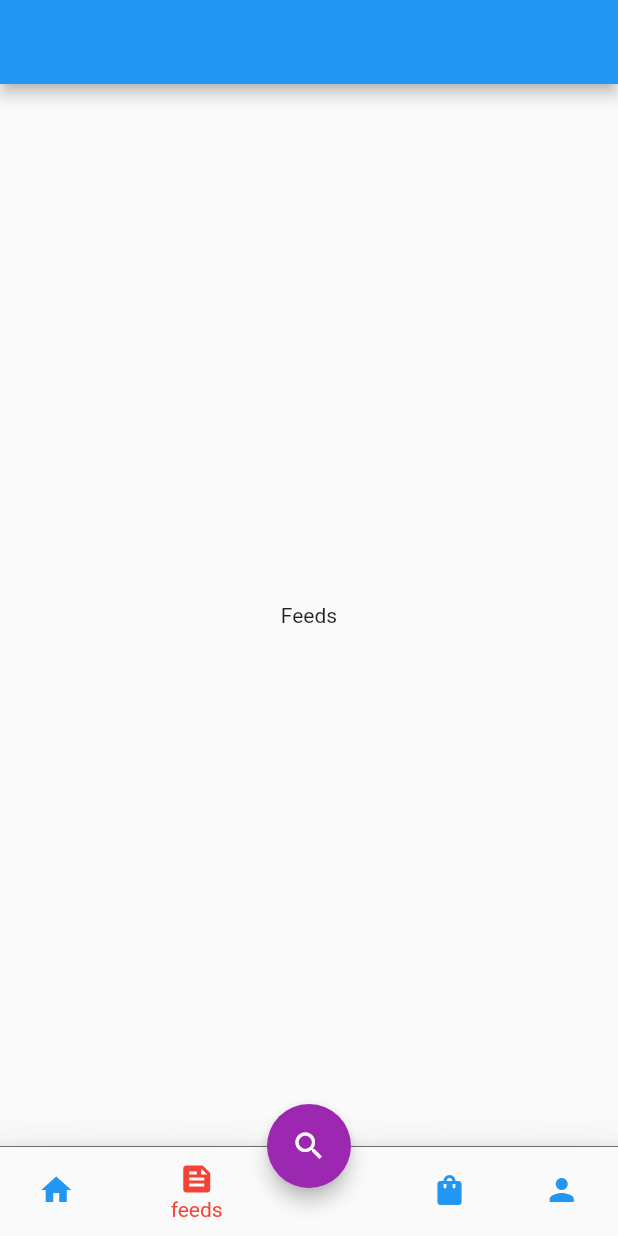
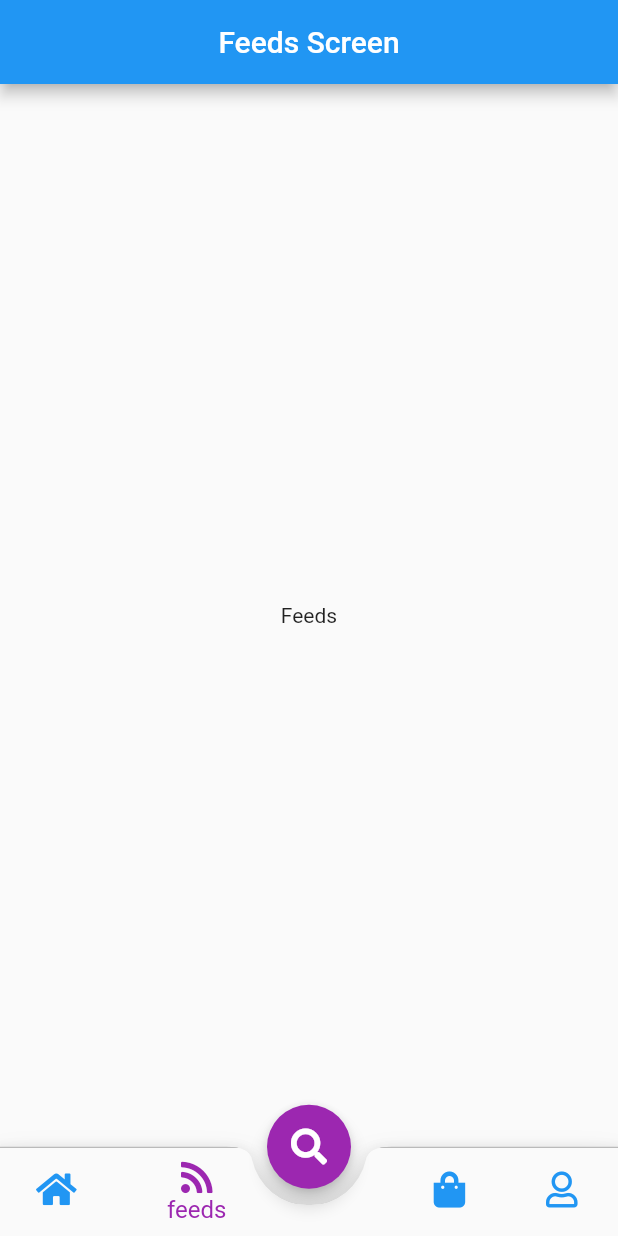
Before and after one commit to muhammadawaisyaseen/Shopping_App, a Flutter app: the screen it shows after launch, item 2 of the bottom bar chosen, on a phone screen of 412 x 824 dp. Run offline on Flutter 3.47's test engine with Material 2 defaults, Android fonts, the phone set to English and light mode, and no system bars; our stand-ins replace font_awesome_flutter; missing offline and left inert: list_tile_switch.

Commit message:
user-screen-start

```diff
--- /dev/null
+++ b/lib/consts/my_icons.dart
@@ -0,0 +1,11 @@
+import 'package:flutter/material.dart';
+//import 'package:flutter_icons/flutter_icons.dart';
+import 'package:font_awesome_flutter/font_awesome_flutter.dart';
+
+class MyAppIcons {
+  static IconData home = FontAwesomeIcons.home;
+  static IconData rss = FontAwesomeIcons.rss;
+  static IconData search = FontAwesomeIcons.search;
+  static IconData user = FontAwesomeIcons.user;
+  static IconData cart = FontAwesomeIcons.shoppingBag;
+}
--- a/lib/main.dart
+++ b/lib/main.dart
@@ -1,7 +1,5 @@
 import 'package:flutter/material.dart';
 import 'package:shopping_app/screens/bottom_bar.dart';
-import 'package:shopping_app/screens/cart.dart';
-import 'package:shopping_app/screens/feeds.dart';
 
 void main() {
   runApp(const MyApp());
@@ -14,6 +12,7 @@ class MyApp extends StatelessWidget {
   @override
   Widget build(BuildContext context) {
     return MaterialApp(
+      debugShowCheckedModeBanner: false,
       title: 'Flutter Demo',
       theme: ThemeData(
         primarySwatch: Colors.blue,
--- a/lib/screens/bottom_bar.dart
+++ b/lib/screens/bottom_bar.dart
@@ -1,9 +1,11 @@
 import 'package:flutter/material.dart';
+import 'package:font_awesome_flutter/font_awesome_flutter.dart';
+import 'package:shopping_app/consts/my_icons.dart';
 import 'package:shopping_app/screens/cart.dart';
 import 'package:shopping_app/screens/feeds.dart';
 import 'package:shopping_app/screens/home.dart';
 import 'package:shopping_app/screens/search.dart';
-import 'package:shopping_app/screens/user.dart';
+import 'package:shopping_app/screens/user_info.dart';
 
 class BottomBarScreen extends StatefulWidget {
   const BottomBarScreen({Key? key}) : super(key: key);
@@ -13,7 +15,7 @@ class BottomBarScreen extends StatefulWidget {
 }
 
 class _BottomBarScreenState extends State<BottomBarScreen> {
-  //We can do the same as with List but he is using Map
+  //We can do the same as with List but we can use Map and then use var
 
   // List _pages = [
   //   HomeScreen(),
@@ -23,35 +25,20 @@ class _BottomBarScreenState extends State<BottomBarScreen> {
   //   UserScreen()
   // ];
 
-  List<Map<String, Widget>>? _pages;
+  var _pages;
   @override
   void initState() {
     super.initState();
      _pages = [
-      {
-        'page': HomeScreen(),
-        //'title':'Home Screen'
-      },
-      {
-        'page': FeedsScreen(),
-        //'title':'Feeds Screen'
-      },
-      {
-        'page': SearchScreen(),
-        //'title':'Search Screen'
-      },
-      {
-        'page': CartScreen(),
-        //'title':'Cart Screen'
-      },
-      {
-        'page': UserScreen(),
-        //'title':'User Screen'
-      },
+      {'page':  HomeScreen(), 'title': 'Home Screen'},
+      {'page':  FeedsScreen(), 'title': 'Feeds Screen'},
+      {'page':  SearchScreen(), 'title': 'Search Screen'},
+      {'page':  CartScreen(), 'title': 'Cart Screen'},
+      {'page':  UserScreen(), 'title': 'User Screen'},
     ];
   }
 
-  int _selectedindex = 0;
+  int _selectedindex = 4;
   void selectedpage(int index) {
     setState(() {
       _selectedindex = index;
@@ -62,61 +49,71 @@ class _BottomBarScreenState extends State<BottomBarScreen> {
   Widget build(BuildContext context) {
     return Scaffold(
       appBar: AppBar(
-
-          // title: _pages[_selectedindex]['title'],
+        title: Center(child: Text(_pages[_selectedindex]['title'])),
       ),
       body: _pages![_selectedindex]['page'],
       bottomNavigationBar: BottomAppBar(
-        elevation: 20,
+        notchMargin: 3,
+        clipBehavior: Clip.antiAlias,
         shape: const CircularNotchedRectangle(),
         child: Container(
-          height: 60,
           decoration:
-              BoxDecoration(border: Border(top: BorderSide(width: 0.5))),
+              const BoxDecoration(border: Border(top: BorderSide(width: 0.5))),
           child: BottomNavigationBar(
             onTap: selectedpage,
             backgroundColor: Theme.of(context).primaryColor,
             unselectedItemColor: Theme.of(context).textSelectionColor,
-            selectedItemColor: Colors.red,
+            selectedItemColor: Colors.purple,
             currentIndex: _selectedindex,
-            items: const [
+            //selectedFontSize: 16,
+            selectedLabelStyle: const TextStyle(fontSize: 16),
+            items: [
               BottomNavigationBarItem(
-                  icon: Icon(Icons.home), tooltip: "home", label: "home"),
+                  icon: FaIcon(MyAppIcons.home),
+                  tooltip: "home",
+                  label: "home"),
               //............................
               BottomNavigationBarItem(
-                  icon: Icon(Icons.feed), tooltip: "feeds", label: "feeds"),
+                  icon: FaIcon(MyAppIcons.rss),
+                  tooltip: "feeds",
+                  label: "feeds"),
               //............................
               BottomNavigationBarItem(
-                  icon: Icon(
-                    Icons.search,
+                  icon: FaIcon(
+                    MyAppIcons.search,
                     color: Colors.transparent,
                   ),
                   tooltip: "search",
                   label: "search"),
               //............................
               BottomNavigationBarItem(
-                  icon: Icon(Icons.shopping_bag),
+                  icon: FaIcon(MyAppIcons.cart),
                   tooltip: "shoping bags",
-                  label: "shoping bags"),
+                  label: "cart"),
               //............................
               BottomNavigationBarItem(
-                  icon: Icon(Icons.person), tooltip: "user", label: "user"),
+                  icon: FaIcon(MyAppIcons.user),
+                  tooltip: "user",
+                  label: "user"),
             ],
           ),
         ),
       ),
       floatingActionButtonLocation: FloatingActionButtonLocation.centerDocked,
-      floatingActionButton: FloatingActionButton(
+      floatingActionButton: Padding(
+        padding: const EdgeInsets.all(8.0),
+        child: FloatingActionButton(
           backgroundColor: Colors.purple,
           tooltip: "search",
           elevation: 5,
-        child: Icon(Icons.search),
+          child: FaIcon(MyAppIcons.search),
           onPressed: () {
             setState(() {
               _selectedindex = 2;
             });
           },
         ),
+      ),
     );
   }
 }
--- a/pubspec.yaml
+++ b/pubspec.yaml
@@ -34,6 +34,8 @@ dependencies:
   # The following adds the Cupertino Icons font to your application.
   # Use with the CupertinoIcons class for iOS style icons.
   cupertino_icons: ^1.0.2
+  font_awesome_flutter: ^9.2.0
+  list_tile_switch:
 
 dev_dependencies:
   flutter_test:
```
Also changed, not shown: lib/screens/user.dart (deleted, +0 -15 lines), lib/screens/user_info.dart (added, +90 -0 lines), pubspec.lock. Lines whose indentation alone changed are shown as unchanged.
